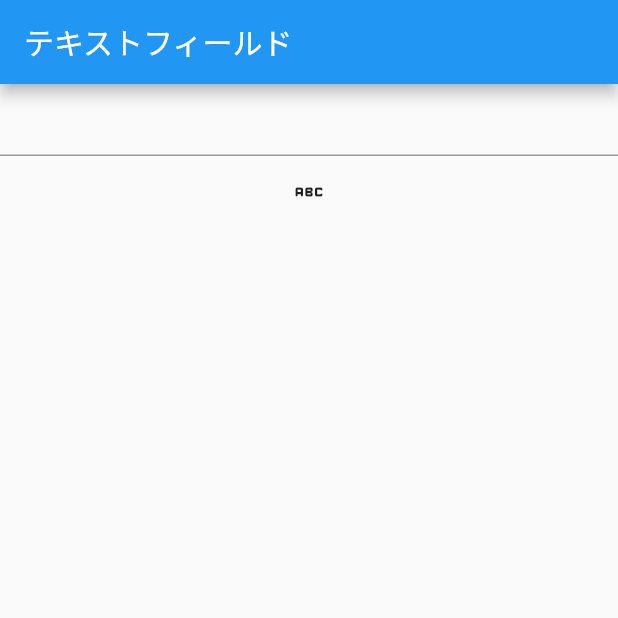
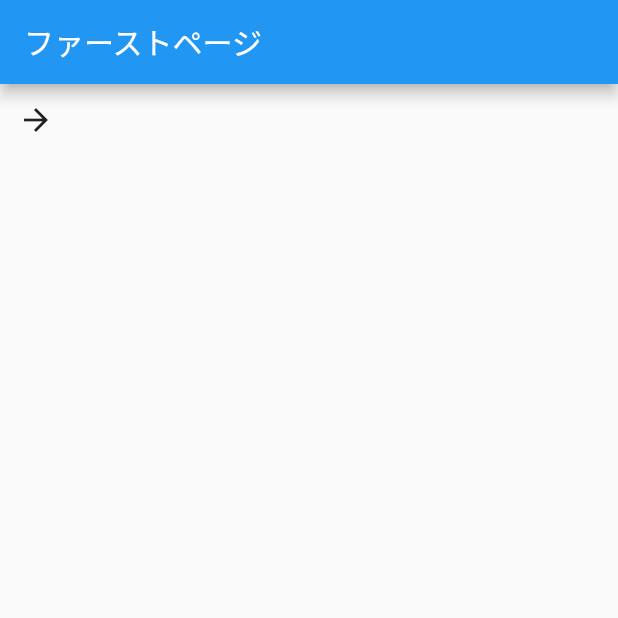
Before and after one commit to kazu-na/flutter_sample, a Flutter app: the screen it shows after launch, on a phone screen of 412 x 824 dp, the top half of it. Run offline on Flutter 3.47's test engine with Material 2 defaults, Android fonts, the phone set to English and light mode, and no system bars.

Commit message:
add screen transitions

```diff
--- /dev/null
+++ b/flutter_app/lib/first_page.dart
@@ -0,0 +1,19 @@
+import 'package:flutter/material.dart';
+
+class FirstPage extends StatelessWidget {
+  const FirstPage({Key? key}) : super(key: key);
+
+  @override
+  Widget build(BuildContext context) {
+    return Scaffold(
+      appBar: AppBar(title: const Text('ファーストページ')),
+      body: IconButton(
+        onPressed: () {
+          // pushで進む
+          Navigator.pushNamed(context, '/second');
+        },
+        icon: const Icon(Icons.arrow_forward),
+      ),
+    );
+  }
+}
--- a/flutter_app/lib/main.dart
+++ b/flutter_app/lib/main.dart
@@ -1,5 +1,7 @@
 import 'package:flutter/material.dart';
+import 'package:flutter_app/first_page.dart';
 import 'package:flutter_app/my_home_page.dart';
+import 'package:flutter_app/second_page.dart';
 import 'package:flutter_app/text_field_page.dart';
 
 void main() {
@@ -17,8 +19,14 @@ class MyApp extends StatelessWidget {
       theme: ThemeData(
         primarySwatch: Colors.blue,
       ),
+      initialRoute: '/',
+      routes: <String, WidgetBuilder>{
+        '/': (BuildContext context) => const FirstPage(),
+        '/second': (BuildContext context) => const SecondPage(),
+      },
       // home: const MyHomePage(title: 'Flutter Demo Home Page'),
-      home: const TextFieldPage(),
+      // home: const TextFieldPage(),
+      // home: const FirstPage(),
     );
   }
 }
```
Also changed, not shown: flutter_app/lib/second_page.dart (added, +22 -0 lines).
